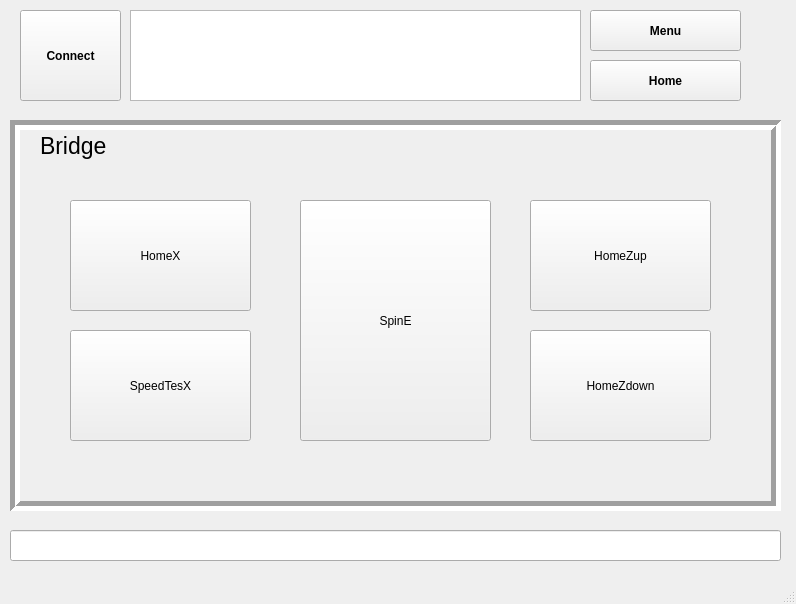
Above: FT_vone/mainwindow.ui from 7ome/Functional-Test before the change. Below: the same form after it.
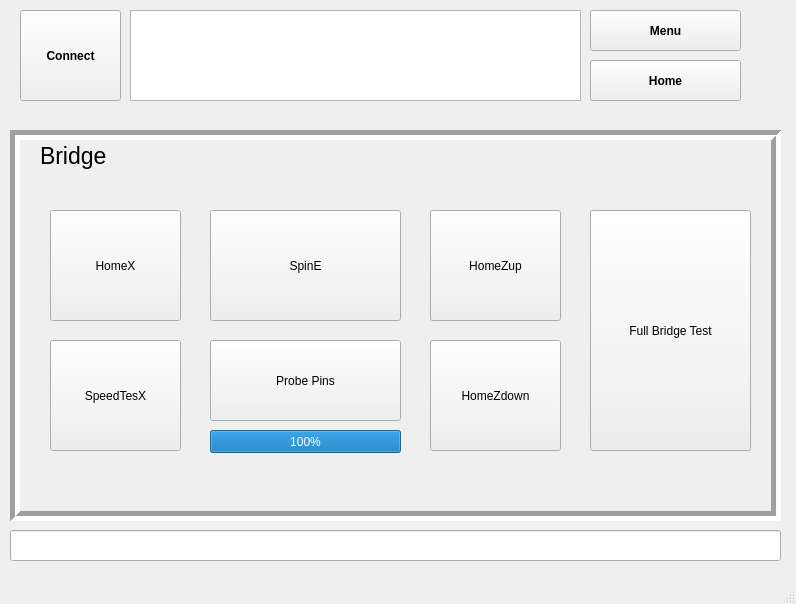
That is the form after the change. The open tabs and pages were chosen to show the change.

What changed in the file:
```diff
--- a/FT_vone/mainwindow.ui
+++ b/FT_vone/mainwindow.ui
@@ -72,7 +72,7 @@
     <property name="geometry">
      <rect>
       <x>10</x>
-      <y>120</y>
+      <y>130</y>
       <width>771</width>
       <height>391</height>
      </rect>
@@ -210,9 +210,9 @@
      <widget class="QPushButton" name="HomeXButton">
       <property name="geometry">
        <rect>
-        <x>50</x>
+        <x>30</x>
         <y>70</y>
-        <width>181</width>
+        <width>131</width>
         <height>111</height>
        </rect>
       </property>
@@ -223,9 +223,9 @@
      <widget class="QPushButton" name="SpeedXButton">
       <property name="geometry">
        <rect>
-        <x>50</x>
+        <x>30</x>
         <y>200</y>
-        <width>181</width>
+        <width>131</width>
         <height>111</height>
        </rect>
       </property>
@@ -236,10 +236,10 @@
      <widget class="QPushButton" name="SpinEButton">
       <property name="geometry">
        <rect>
-        <x>280</x>
+        <x>190</x>
         <y>70</y>
         <width>191</width>
-        <height>241</height>
+        <height>111</height>
        </rect>
       </property>
       <property name="text">
@@ -249,9 +249,9 @@
      <widget class="QPushButton" name="HomeZUButton">
       <property name="geometry">
        <rect>
-        <x>510</x>
+        <x>410</x>
         <y>70</y>
-        <width>181</width>
+        <width>131</width>
         <height>111</height>
        </rect>
       </property>
@@ -262,9 +262,9 @@
      <widget class="QPushButton" name="HomeZDButton">
       <property name="geometry">
        <rect>
-        <x>510</x>
+        <x>410</x>
         <y>200</y>
-        <width>181</width>
+        <width>131</width>
         <height>111</height>
        </rect>
       </property>
@@ -290,6 +290,48 @@
        <string>Bridge</string>
       </property>
      </widget>
+     <widget class="QPushButton" name="FullBridgeTestButton">
+      <property name="geometry">
+       <rect>
+        <x>570</x>
+        <y>70</y>
+        <width>161</width>
+        <height>241</height>
+       </rect>
+      </property>
+      <property name="text">
+       <string>Full Bridge Test</string>
+      </property>
+     </widget>
+     <widget class="QPushButton" name="ProbePinsButton">
+      <property name="geometry">
+       <rect>
+        <x>190</x>
+        <y>200</y>
+        <width>191</width>
+        <height>81</height>
+       </rect>
+      </property>
+      <property name="text">
+       <string>Probe Pins</string>
+      </property>
+     </widget>
+     <widget class="QProgressBar" name="progressBar">
+      <property name="geometry">
+       <rect>
+        <x>190</x>
+        <y>290</y>
+        <width>191</width>
+        <height>23</height>
+       </rect>
+      </property>
+      <property name="value">
+       <number>100</number>
+      </property>
+      <property name="alignment">
+       <set>Qt::AlignCenter</set>
+      </property>
+     </widget>
     </widget>
     <widget class="QWidget" name="page_3">
      <widget class="QLabel" name="label_2">
```
Left out of the diff: 2 changed lines with no effect on the pictures.
